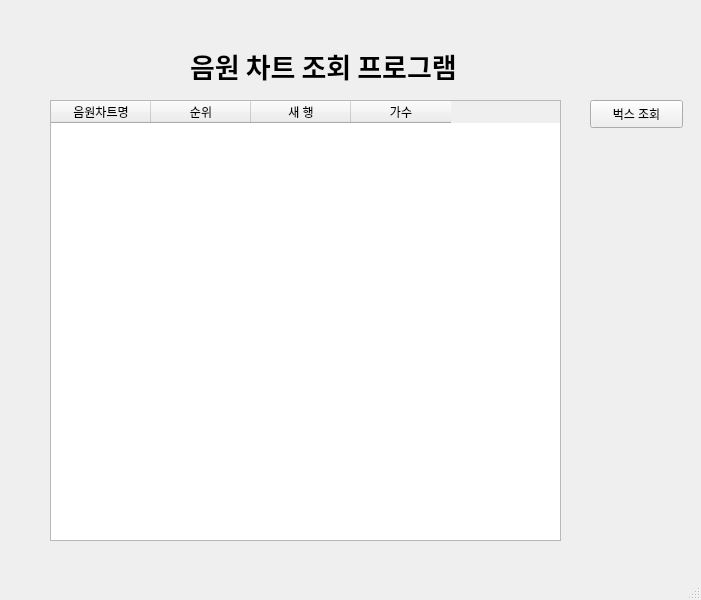
First picture: the form in musicchart.ui, repository keunsooyoon/pythonclass0511, before the edit.
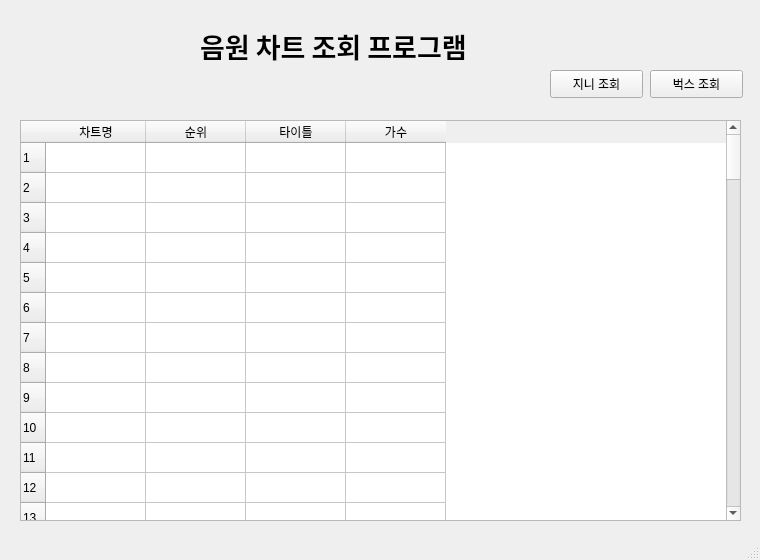
Second picture: the form after the edit.

Patch:
```diff
--- a/musicchart.ui
+++ b/musicchart.ui
@@ -6,8 +6,8 @@
    <rect>
     <x>0</x>
     <y>0</y>
-    <width>701</width>
-    <height>600</height>
+    <width>760</width>
+    <height>560</height>
    </rect>
   </property>
   <property name="windowTitle">
@@ -17,8 +17,8 @@
    <widget class="QLabel" name="label">
     <property name="geometry">
      <rect>
-      <x>190</x>
-      <y>30</y>
+      <x>200</x>
+      <y>10</y>
       <width>371</width>
       <height>71</height>
      </rect>
@@ -38,8 +38,8 @@
    <widget class="QPushButton" name="pushButton">
     <property name="geometry">
      <rect>
-      <x>590</x>
-      <y>100</y>
+      <x>650</x>
+      <y>70</y>
       <width>93</width>
       <height>28</height>
      </rect>
@@ -51,15 +51,121 @@
    <widget class="QTableWidget" name="tableWidget">
     <property name="geometry">
      <rect>
-      <x>50</x>
-      <y>100</y>
-      <width>511</width>
-      <height>441</height>
+      <x>20</x>
+      <y>120</y>
+      <width>721</width>
+      <height>401</height>
      </rect>
     </property>
+    <property name="midLineWidth">
+     <number>0</number>
+    </property>
+    <property name="rowCount">
+     <number>100</number>
+    </property>
+    <row/>
+    <row/>
+    <row/>
+    <row/>
+    <row/>
+    <row/>
+    <row/>
+    <row/>
+    <row/>
+    <row/>
+    <row/>
+    <row/>
+    <row/>
+    <row/>
+    <row/>
+    <row/>
+    <row/>
+    <row/>
+    <row/>
+    <row/>
+    <row/>
+    <row/>
+    <row/>
+    <row/>
+    <row/>
+    <row/>
+    <row/>
+    <row/>
+    <row/>
+    <row/>
+    <row/>
+    <row/>
+    <row/>
+    <row/>
+    <row/>
+    <row/>
+    <row/>
+    <row/>
+    <row/>
+    <row/>
+    <row/>
+    <row/>
+    <row/>
+    <row/>
+    <row/>
+    <row/>
+    <row/>
+    <row/>
+    <row/>
+    <row/>
+    <row/>
+    <row/>
+    <row/>
+    <row/>
+    <row/>
+    <row/>
+    <row/>
+    <row/>
+    <row/>
+    <row/>
+    <row/>
+    <row/>
+    <row/>
+    <row/>
+    <row/>
+    <row/>
+    <row/>
+    <row/>
+    <row/>
+    <row/>
+    <row/>
+    <row/>
+    <row/>
+    <row/>
+    <row/>
+    <row/>
+    <row/>
+    <row/>
+    <row/>
+    <row/>
+    <row/>
+    <row/>
+    <row/>
+    <row/>
+    <row/>
+    <row/>
+    <row/>
+    <row/>
+    <row/>
+    <row/>
+    <row/>
+    <row/>
+    <row/>
+    <row/>
+    <row/>
+    <row/>
+    <row/>
+    <row/>
+    <row/>
+    <row/>
     <column>
      <property name="text">
-      <string>음원차트명</string>
+      <string>차트명</string>
      </property>
     </column>
     <column>
@@ -69,7 +175,7 @@
     </column>
     <column>
      <property name="text">
-      <string>새 행</string>
+      <string>타이틀</string>
      </property>
     </column>
     <column>
@@ -78,6 +184,19 @@
      </property>
     </column>
    </widget>
+   <widget class="QPushButton" name="pushButton_2">
+    <property name="geometry">
+     <rect>
+      <x>550</x>
+      <y>70</y>
+      <width>93</width>
+      <height>28</height>
+     </rect>
+    </property>
+    <property name="text">
+     <string>지니 조회</string>
+    </property>
+   </widget>
   </widget>
   <widget class="QMenuBar" name="menubar">
    <property name="geometry">
```
Left out of the diff: 2 changed lines with no effect on the pictures.
